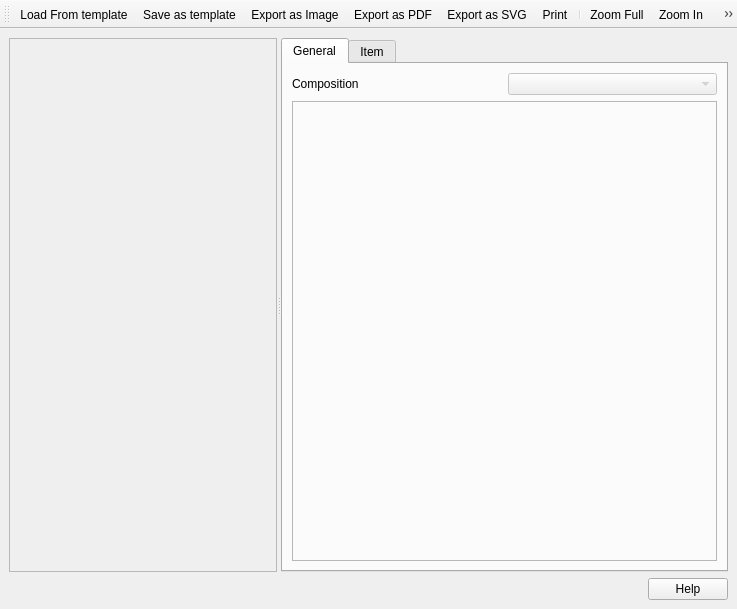
Qt form qgis/src/ui/qgscomposerbase.ui (sourcepole/qgis) before a commit.
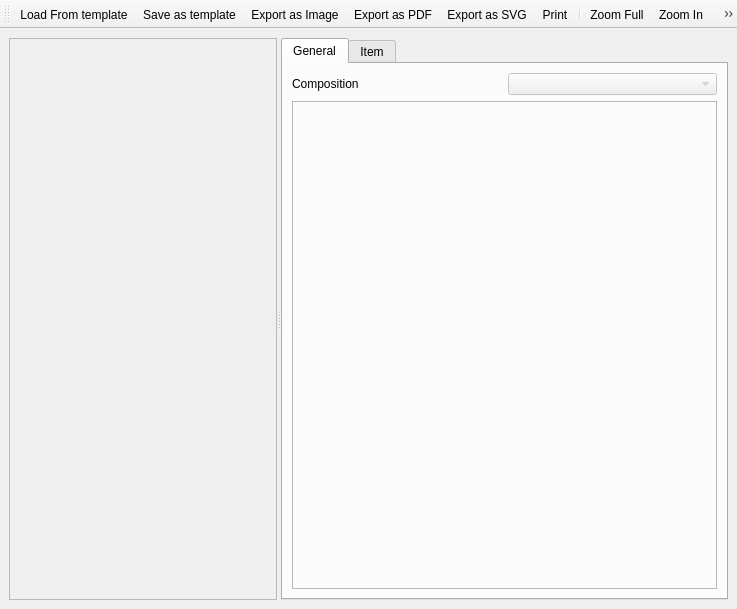
The same form after that commit. Icons and pictures are not drawn.

Patch:
```diff
--- a/qgis/src/ui/qgscomposerbase.ui
+++ b/qgis/src/ui/qgscomposerbase.ui
@@ -21,7 +21,7 @@
     <bool>true</bool>
    </property>
    <layout class="QGridLayout">
-    <item row="0" column="0">
+    <item row="1" column="0">
      <widget class="QSplitter" name="mSplitter">
       <property name="mouseTracking">
        <bool>true</bool>
@@ -133,13 +133,6 @@
       </widget>
      </widget>
     </item>
-    <item row="1" column="0">
-     <widget class="QDialogButtonBox" name="buttonBox">
-      <property name="standardButtons">
-       <set>QDialogButtonBox::Help</set>
-      </property>
-     </widget>
-    </item>
    </layout>
   </widget>
   <widget class="QToolBar" name="toolBar">
```
Left out of the diff: 20 changed lines with no effect on the pictures.
